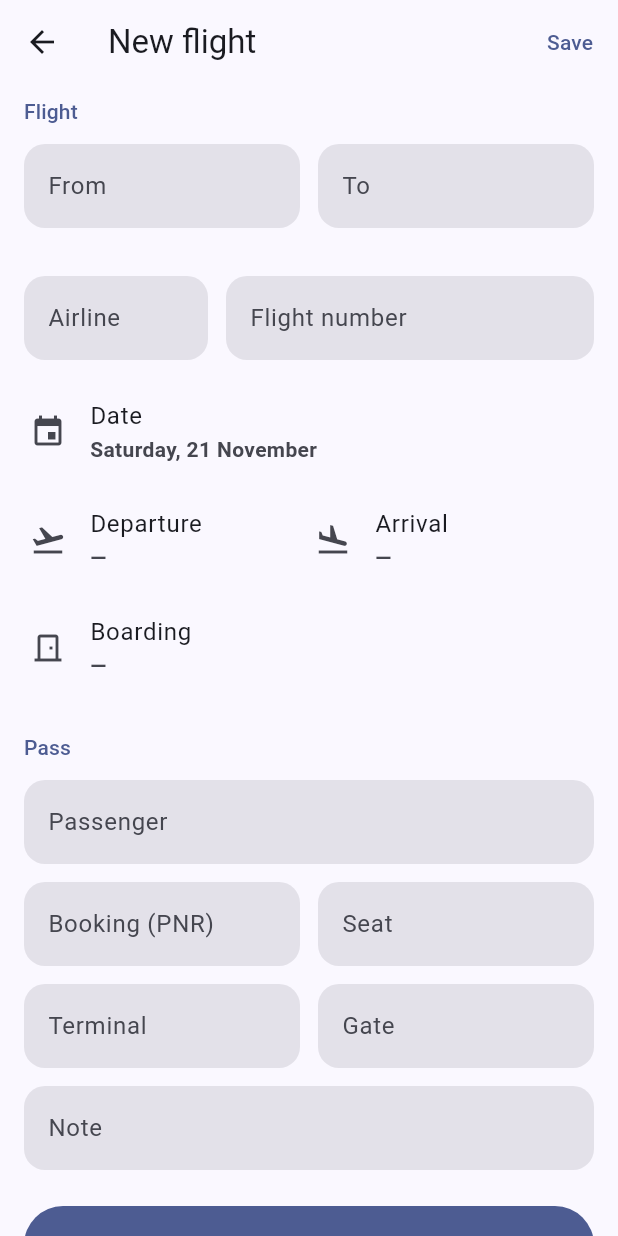
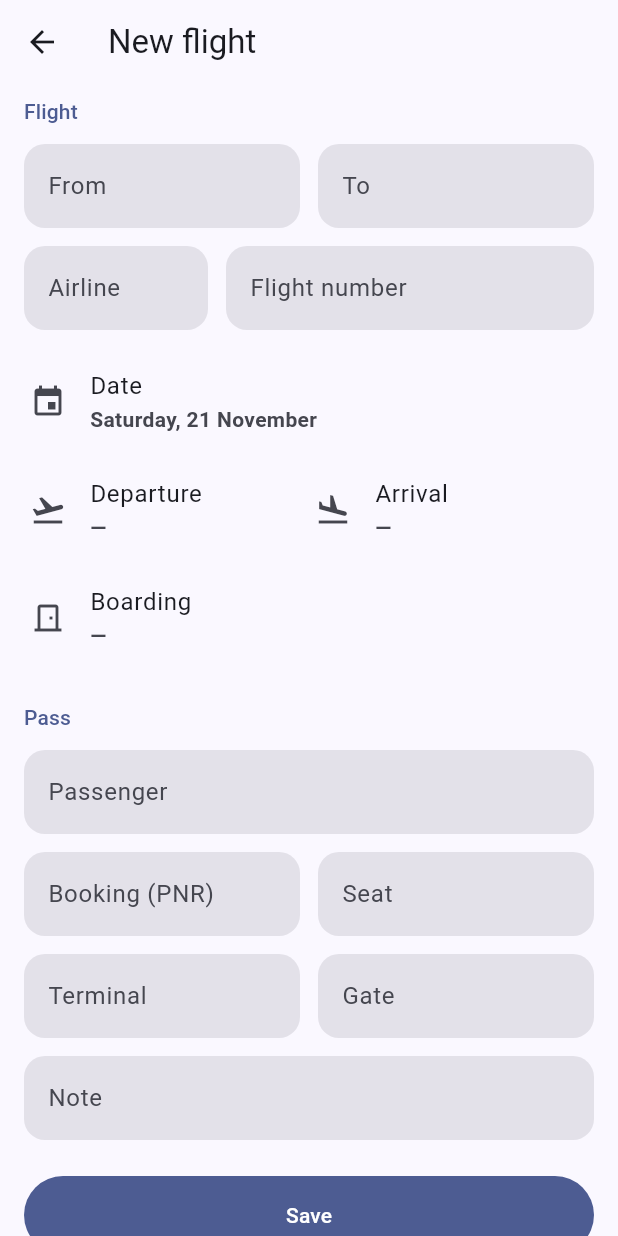
Before and after one commit to razvannicu15/Nflight, a Flutter app: the EditPassPage screen opened directly, on a phone screen of 412 x 824 dp. Run offline on Flutter 3.47's test engine with Material 3 defaults, Android fonts, the phone set to English and light mode, and no system bars; our stand-ins replace barcode_widget, file_picker, flutter_local_notifications, timezone; missing offline and left inert: mobile_scanner, pdfx; statements that could not run were skipped.

Commit message:
Single Save in editor, city as field suffix, consistent segmented buttons, 3-cell stats hero
Co-Authored-By: Claude Opus 5.5 <noreply@anthropic.com>
Claude-Session: https://claude.ai/code/session_01PSH8Sr2UJtk4rpzraSm28A

```diff
--- a/lib/ui/edit_pass_page.dart
+++ b/lib/ui/edit_pass_page.dart
@@ -97,7 +97,6 @@ class _EditPassPageState extends State<EditPassPage> {
     return Scaffold(
       appBar: AppBar(
         title: Text(e == null ? tr('Zbor nou', 'New flight') : tr('Editează zborul', 'Edit flight')),
-        actions: [TextButton(onPressed: _save, child: Text(tr('Salvează', 'Save')))],
       ),
       body: MaxWidth(
         child: Form(
@@ -184,7 +183,7 @@ class _EditPassPageState extends State<EditPassPage> {
           final a = Airports.get(v.text.trim());
           return TextFormField(
             controller: c,
-            decoration: InputDecoration(labelText: label, hintText: 'OTP', helperText: a?.label ?? ' '),
+            decoration: InputDecoration(labelText: label, hintText: 'OTP', suffixText: a?.label),
             inputFormatters: [...f, LengthLimitingTextInputFormatter(3)],
             validator: _iata,
           );
--- a/lib/ui/settings_page.dart
+++ b/lib/ui/settings_page.dart
@@ -92,6 +92,7 @@ class _SettingsPageState extends State<SettingsPage> {
               Padding(
                 padding: const EdgeInsets.symmetric(horizontal: 16),
                 child: SegmentedButton<String>(
+                  showSelectedIcon: false,
                   segments: [
                     ButtonSegment(value: 'system', label: Text(tr('Automat', 'Auto'))),
                     const ButtonSegment(value: 'ro', label: Text('Română')),
@@ -105,6 +106,7 @@ class _SettingsPageState extends State<SettingsPage> {
               Padding(
                 padding: const EdgeInsets.symmetric(horizontal: 16),
                 child: SegmentedButton<ThemeMode>(
+                  showSelectedIcon: false,
                   segments: [
                     ButtonSegment(value: ThemeMode.system, label: Text(tr('Automat', 'Auto')), icon: const Icon(Icons.brightness_auto_outlined)),
                     ButtonSegment(value: ThemeMode.light, label: Text(tr('Luminos', 'Light')), icon: const Icon(Icons.light_mode_outlined)),
--- a/lib/ui/stats_page.dart
+++ b/lib/ui/stats_page.dart
@@ -136,8 +136,7 @@ class _StatsPageState extends State<StatsPage> {
             const SizedBox(height: 18),
             CellRow([
               ('km', km(total)),
-              (tr('Ore în aer', 'Hours flown'), '${(air.inMinutes / 60).round()}'),
-              (tr('Aeroporturi', 'Airports'), '${airports.length}'),
+              (tr('Ore', 'Hours'), '${(air.inMinutes / 60).round()}'),
               (tr('Țări', 'Countries'), '${countries.length}'),
             ], color: cs.onPrimaryContainer),
           ]),
```
